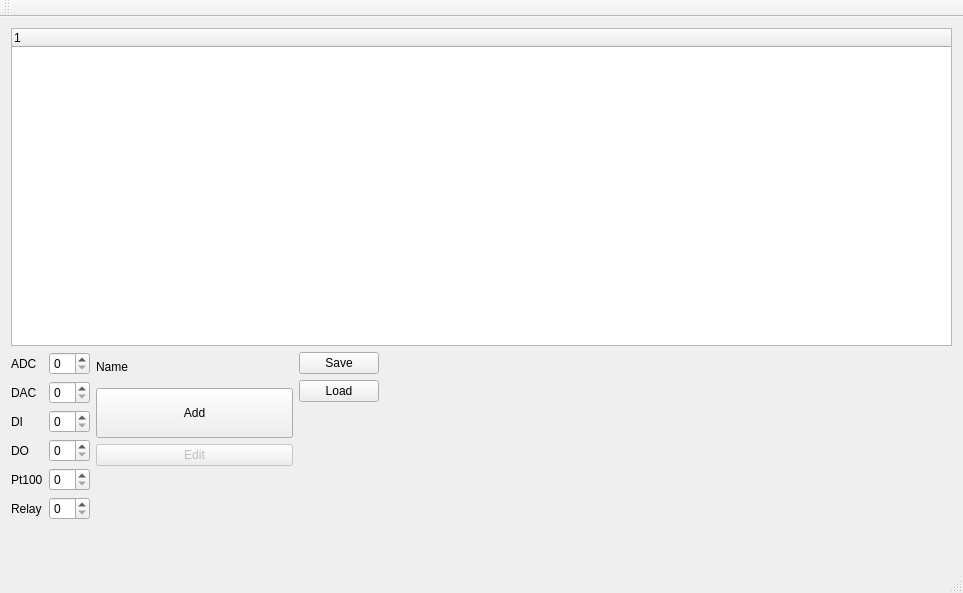
The window that mainwindow.ui (kentbrockman4/IOList) describes before a commit, drawn with Qt 5.
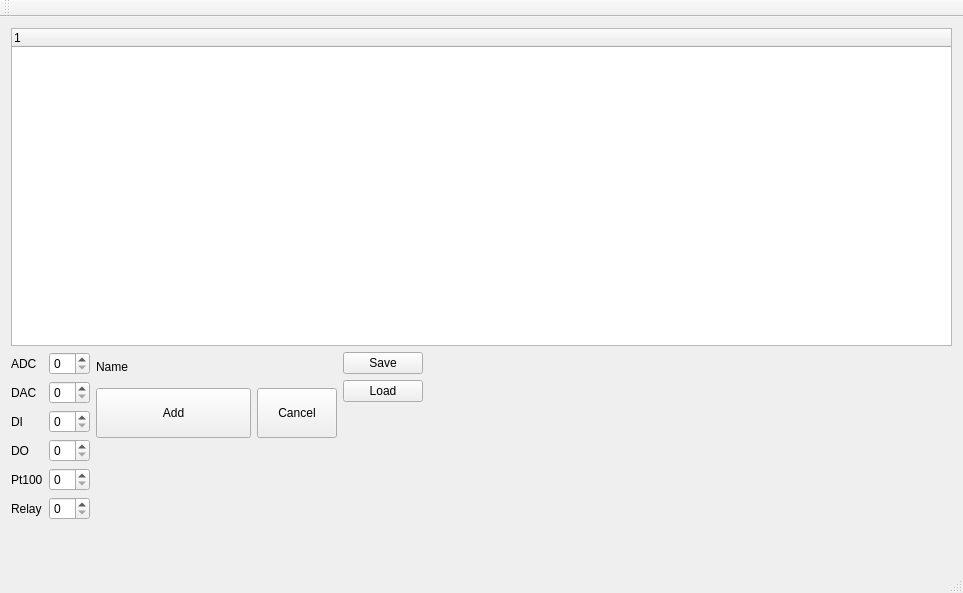
The same window after the commit. Custom widgets are drawn as their Qt base class.

```diff
--- a/mainwindow.ui
+++ b/mainwindow.ui
@@ -31,7 +31,7 @@
      </widget>
     </item>
     <item>
-     <layout class="QHBoxLayout" name="horizontalLayout_7">
+     <layout class="QHBoxLayout" name="horizontalLayout_9">
       <item>
        <layout class="QVBoxLayout" name="verticalLayout">
         <item>
@@ -163,10 +163,18 @@
          </layout>
         </item>
         <item>
+         <layout class="QHBoxLayout" name="horizontalLayout_7">
+          <item>
          <widget class="QPushButton" name="btnAdd">
+            <property name="sizePolicy">
+             <sizepolicy hsizetype="Minimum" vsizetype="Fixed">
+              <horstretch>5</horstretch>
+              <verstretch>0</verstretch>
+             </sizepolicy>
+            </property>
           <property name="minimumSize">
            <size>
-            <width>0</width>
+              <width>155</width>
             <height>50</height>
            </size>
           </property>
@@ -179,20 +187,25 @@
          </widget>
         </item>
         <item>
-         <widget class="QPushButton" name="btnEdit">
-          <property name="enabled">
-           <bool>false</bool>
+           <widget class="QPushButton" name="btnCancel">
+            <property name="sizePolicy">
+             <sizepolicy hsizetype="Minimum" vsizetype="Fixed">
+              <horstretch>1</horstretch>
+              <verstretch>0</verstretch>
+             </sizepolicy>
+            </property>
+            <property name="minimumSize">
+             <size>
+              <width>0</width>
+              <height>50</height>
+             </size>
           </property>
           <property name="text">
-           <string>Edit</string>
-          </property>
-          <property name="default">
-           <bool>false</bool>
-          </property>
-          <property name="flat">
-           <bool>false</bool>
-          </property>
-         </widget>
+             <string>Cancel</string>
+            </property>
+           </widget>
+          </item>
+         </layout>
         </item>
         <item>
          <spacer name="verticalSpacer_2">
```
Lines whose indentation alone changed are shown as unchanged.
